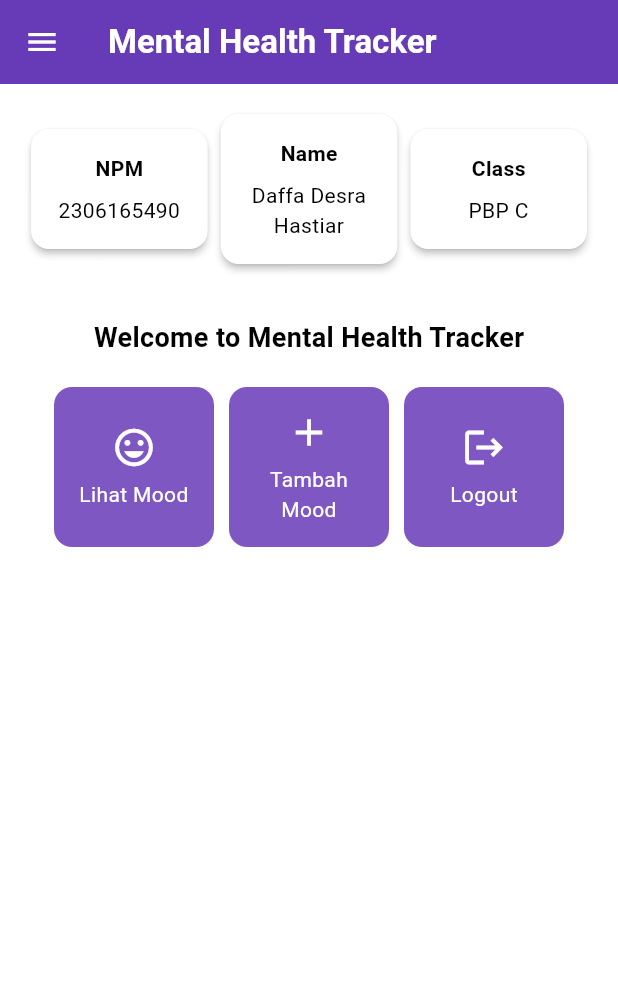
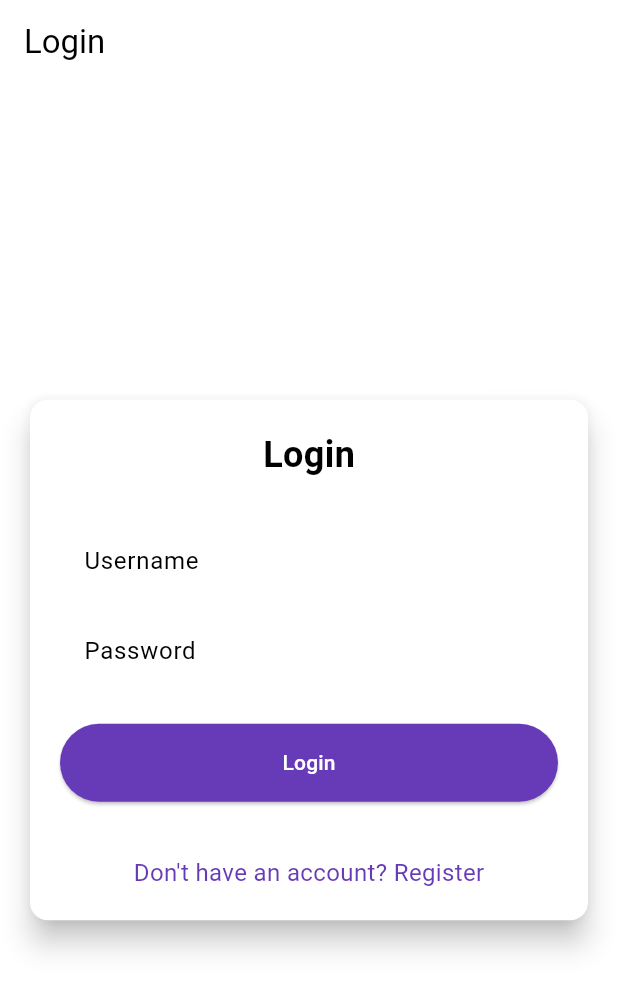
Before and after one commit to daffadesra/mental-health-tracker-mobile, a Flutter app: the screen it shows after launch, on a phone screen of 412 x 824 dp. Shown: the top 991 px of the screen. Run offline on Flutter 3.47's test engine with Material 3 defaults, Android fonts, the phone set to English and light mode, and no system bars; missing offline and left inert: pbp_django_auth.

Commit message:
Menyelesaikan tutorial 8

```diff
--- /dev/null
+++ b/devtools_options.yaml
@@ -0,0 +1,3 @@
+description: This file stores settings for Dart & Flutter DevTools.
+documentation: https://docs.flutter.dev/tools/devtools/extensions#configure-extension-enablement-states
+extensions:
--- a/lib/main.dart
+++ b/lib/main.dart
@@ -1,6 +1,8 @@
 import 'package:flutter/material.dart';
 import 'package:mental_health_tracker/screens/menu.dart';
-
+import 'package:pbp_django_auth/pbp_django_auth.dart';
+import 'package:provider/provider.dart';
+import 'package:mental_health_tracker/screens/login.dart';
 
 void main() {
   runApp(const MyApp());
@@ -9,34 +11,23 @@ void main() {
 class MyApp extends StatelessWidget {
   const MyApp({super.key});
 
-  // This widget is the root of your application.
   @override
   Widget build(BuildContext context) {
-    return MaterialApp(
-      title: 'Flutter Demo',
-      theme: ThemeData(
-        // This is the theme of your application.
-        //
-        // TRY THIS: Try running your application with "flutter run". You'll see
-        // the application has a purple toolbar. Then, without quitting the app,
-        // try changing the seedColor in the colorScheme below to Colors.green
-        // and then invoke "hot reload" (save your changes or press the "hot
-        // reload" button in a Flutter-supported IDE, or press "r" if you used
-        // the command line to start the app).
-        //
-        // Notice that the counter didn't reset back to zero; the application
-        // state is not lost during the reload. To reset the state, use hot
-        // restart instead.
-        //
-        // This works for code too, not just values: Most code changes can be
-        // tested with just a hot reload.
-        colorScheme: ColorScheme.fromSwatch(
-          primarySwatch: Colors.deepPurple,
-        ).copyWith(secondary: Colors.deepPurple[400]),
-        useMaterial3: true,
+    return Provider(
+      create: (_) {
+        CookieRequest request = CookieRequest();
+        return request;
+      },
+      child: MaterialApp(
+        title: 'Mental Health Tracker',
+        theme: ThemeData(
+          useMaterial3: true,
+          colorScheme: ColorScheme.fromSwatch(
+            primarySwatch: Colors.deepPurple,
+          ).copyWith(secondary: Colors.deepPurple[400]),
+        ),
+        home: const LoginPage(),
       ),
-      home: MyHomePage(),
-
     );
   }
 }
--- /dev/null
+++ b/lib/screens/login.dart
@@ -0,0 +1,181 @@
+import 'package:mental_health_tracker/screens/menu.dart';
+import 'package:flutter/material.dart';
+import 'package:pbp_django_auth/pbp_django_auth.dart';
+import 'package:provider/provider.dart';
+import 'package:mental_health_tracker/screens/register.dart';
+
+void main() {
+  runApp(const LoginApp());
+}
+
+class LoginApp extends StatelessWidget {
+  const LoginApp({super.key});
+
+  @override
+  Widget build(BuildContext context) {
+    return MaterialApp(
+      title: 'Login',
+      theme: ThemeData(
+        useMaterial3: true,
+        colorScheme: ColorScheme.fromSwatch(
+          primarySwatch: Colors.deepPurple,
+        ).copyWith(secondary: Colors.deepPurple[400]),
+      ),
+      home: const LoginPage(),
+    );
+  }
+}
+
+class LoginPage extends StatefulWidget {
+  const LoginPage({super.key});
+
+  @override
+  State<LoginPage> createState() => _LoginPageState();
+}
+
+class _LoginPageState extends State<LoginPage> {
+  final TextEditingController _usernameController = TextEditingController();
+  final TextEditingController _passwordController = TextEditingController();
+
+  @override
+  Widget build(BuildContext context) {
+    final request = context.watch<CookieRequest>();
+
+    return Scaffold(
+      appBar: AppBar(
+        title: const Text('Login'),
+      ),
+      body: Center(
+        child: SingleChildScrollView(
+          padding: const EdgeInsets.all(16.0),
+          child: Card(
+            elevation: 8,
+            shape: RoundedRectangleBorder(
+              borderRadius: BorderRadius.circular(12.0),
+            ),
+            child: Padding(
+              padding: const EdgeInsets.all(20.0),
+              child: Column(
+                mainAxisSize: MainAxisSize.min,
+                children: [
+                  const Text(
+                    'Login',
+                    style: TextStyle(
+                      fontSize: 24.0,
+                      fontWeight: FontWeight.bold,
+                    ),
+                  ),
+                  const SizedBox(height: 30.0),
+                  TextField(
+                    controller: _usernameController,
+                    decoration: const InputDecoration(
+                      labelText: 'Username',
+                      hintText: 'Enter your username',
+                      border: OutlineInputBorder(
+                        borderRadius: BorderRadius.all(Radius.circular(12.0)),
+                      ),
+                      contentPadding:
+                      EdgeInsets.symmetric(horizontal: 12.0, vertical: 8.0),
+                    ),
+                  ),
+                  const SizedBox(height: 12.0),
+                  TextField(
+                    controller: _passwordController,
+                    decoration: const InputDecoration(
+                      labelText: 'Password',
+                      hintText: 'Enter your password',
+                      border: OutlineInputBorder(
+                        borderRadius: BorderRadius.all(Radius.circular(12.0)),
+                      ),
+                      contentPadding:
+                      EdgeInsets.symmetric(horizontal: 12.0, vertical: 8.0),
+                    ),
+                    obscureText: true,
+                  ),
+                  const SizedBox(height: 24.0),
+                  ElevatedButton(
+                    onPressed: () async {
+                      String username = _usernameController.text;
+                      String password = _passwordController.text;
+
+                      // Cek kredensial
+                      // TODO: Ganti URL dan jangan lupa tambahkan trailing slash (/) di akhir URL!
+                      // Untuk menyambungkan Android emulator dengan Django pada localhost,
+                      // gunakan URL http://10.0.2.2/
+                      final response = await request
+                          .login("http://10.0.2.2:8000/auth/login/", {
+                        'username': username,
+                        'password': password,
+                      });
+
+                      if (request.loggedIn) {
+                        String message = response['message'];
+                        String uname = response['username'];
+                        if (context.mounted) {
+                          Navigator.pushReplacement(
+                            context,
+                            MaterialPageRoute(
+                                builder: (context) => MyHomePage()),
+                          );
+                          ScaffoldMessenger.of(context)
+                            ..hideCurrentSnackBar()
+                            ..showSnackBar(
+                              SnackBar(
+                                  content:
+                                  Text("$message Selamat datang, $uname.")),
+                            );
+                        }
+                      } else {
+                        if (context.mounted) {
+                          showDialog(
+                            context: context,
+                            builder: (context) => AlertDialog(
+                              title: const Text('Login Gagal'),
+                              content: Text(response['message']),
+                              actions: [
+                                TextButton(
+                                  child: const Text('OK'),
+                                  onPressed: () {
+                                    Navigator.pop(context);
+                                  },
+                                ),
+                              ],
+                            ),
+                          );
+                        }
+                      }
+                    },
+                    style: ElevatedButton.styleFrom(
+                      foregroundColor: Colors.white,
+                      minimumSize: Size(double.infinity, 50),
+                      backgroundColor: Theme.of(context).colorScheme.primary,
+                      padding: const EdgeInsets.symmetric(vertical: 16.0),
+                    ),
+                    child: const Text('Login'),
+                  ),
+                  const SizedBox(height: 36.0),
+                  GestureDetector(
+                    onTap: () {
+                      Navigator.push(
+                        context,
+                        MaterialPageRoute(
+                            builder: (context) => const RegisterPage()),
+                      );
+                    },
+                    child: Text(
+                      'Don\'t have an account? Register',
+                      style: TextStyle(
+                        color: Theme.of(context).colorScheme.primary,
+                        fontSize: 16.0,
+                      ),
+                    ),
+                  ),
+                ],
+              ),
+            ),
+          ),
+        ),
+      ),
+    );
+  }
+}
--- a/pubspec.yaml
+++ b/pubspec.yaml
@@ -35,6 +35,9 @@ dependencies:
   # The following adds the Cupertino Icons font to your application.
   # Use with the CupertinoIcons class for iOS style icons.
   cupertino_icons: ^1.0.8
+  provider: ^6.1.2
+  pbp_django_auth: ^0.4.0
+  http: ^1.2.2
 
 dev_dependencies:
   flutter_test:
@@ -45,7 +48,7 @@ dev_dependencies:
   # activated in the `analysis_options.yaml` file located at the root of your
   # package. See that file for information about deactivating specific lint
   # rules and activating additional ones.
-  flutter_lints: ^4.0.0
+  flutter_lints: ^5.0.0
 
 # For information on the generic Dart part of this file, see the
 # following page: https://dart.dev/tools/pub/pubspec
```
Also changed, not shown: lib/models/mood_entry.dart (added, +65 -0 lines), lib/screens/list_moodentry.dart (added, +91 -0 lines), lib/screens/moodentry_form.dart (+35 -27 lines), lib/screens/register.dart (added, +166 -0 lines), lib/widgets/left_drawer.dart (+13 -0 lines), lib/widgets/mood_card.dart (+34 -2 lines), pubspec.lock, 11 other files.
